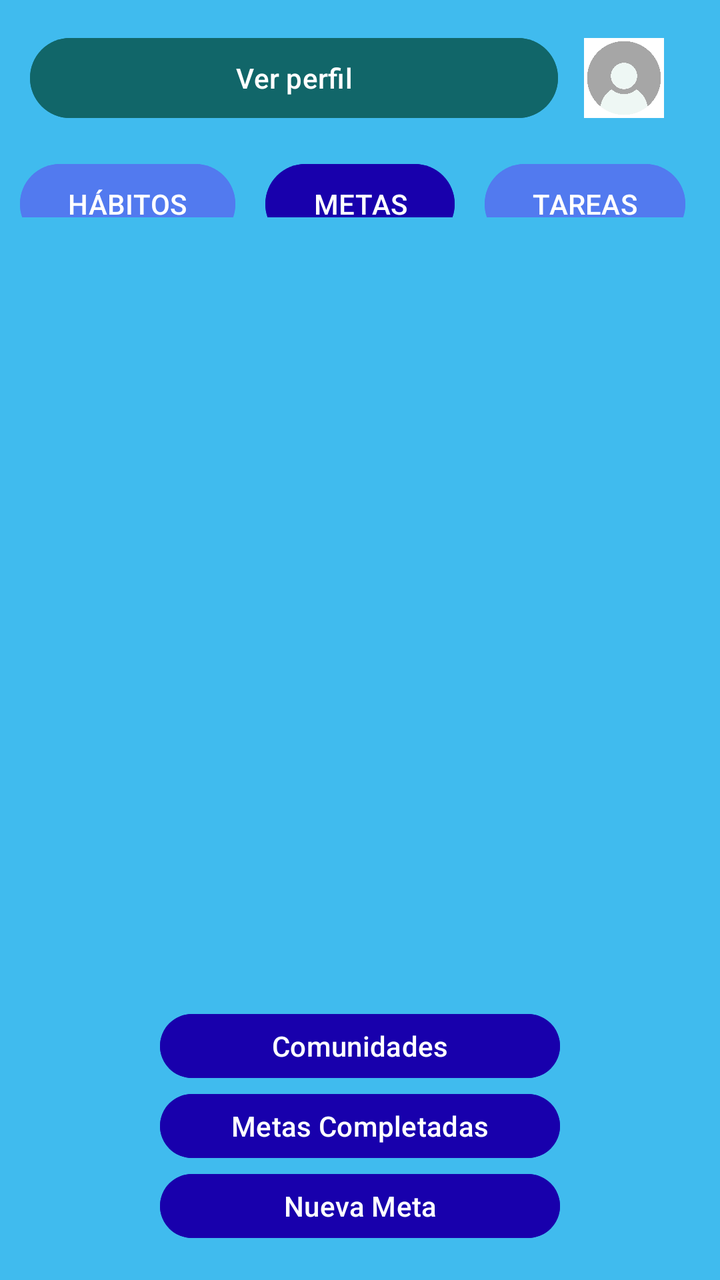
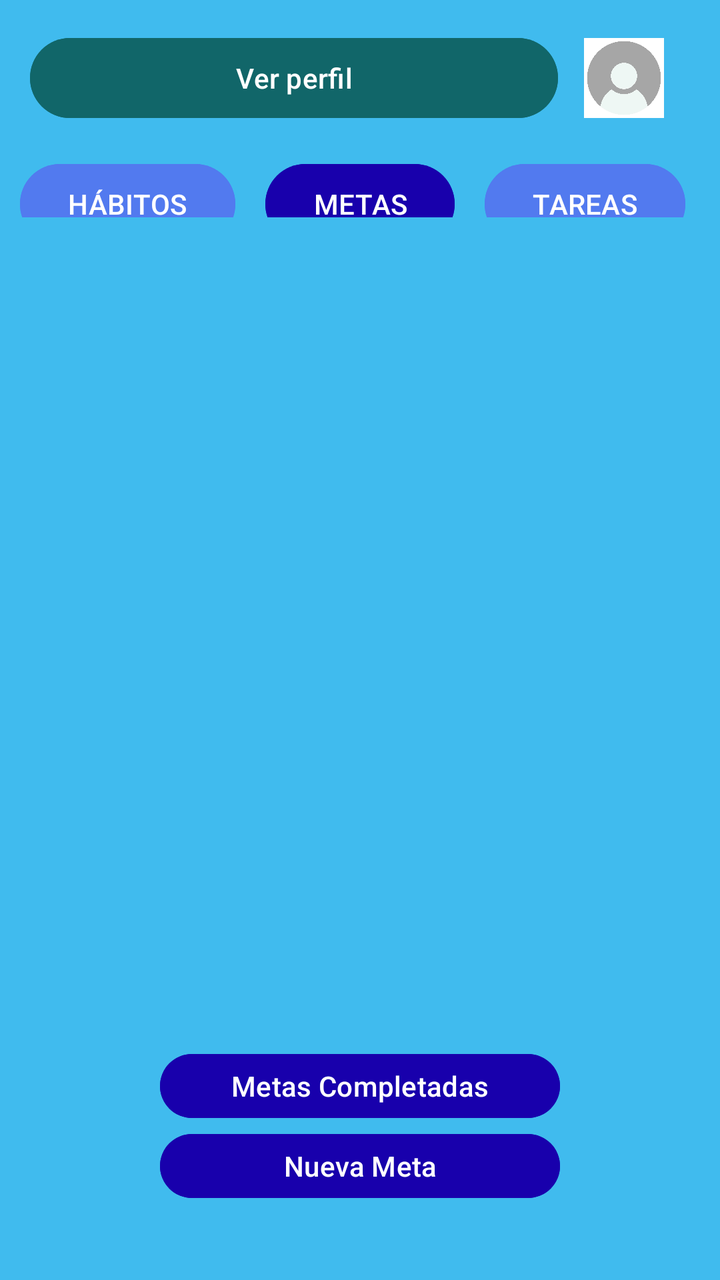

Screens rendered from an Android XML layout before and after an edit, with the pre-edit source and the edit as a unified diff.
<!-- AndroidManifest.xml: application theme Theme.SuperSexiBoys -->
<!-- res/layout/activity_metas.xml -->
<?xml version="1.0" encoding="utf-8"?>
<LinearLayout xmlns:android="http://schemas.android.com/apk/res/android"
    xmlns:app="http://schemas.android.com/apk/res-auto"
    xmlns:tools="http://schemas.android.com/tools"
    android:id="@+id/main"
    android:layout_width="match_parent"
    android:layout_height="match_parent"
    tools:context=".MetasActivity"
    android:orientation="vertical"
    android:weightSum="1"
    android:background="@color/celeste"
    >


    <LinearLayout
        android:layout_width="match_parent"
        android:layout_height="0dp"
        android:layout_weight="0.17"

        android:orientation="vertical"
        >

        <androidx.constraintlayout.widget.ConstraintLayout
            android:layout_width="match_parent"
            android:layout_height="match_parent">

            <LinearLayout
                android:id="@+id/identifica_usuario"
                app:layout_constraintTop_toTopOf="parent"
                app:layout_constraintStart_toStartOf="parent"
                android:layout_width="match_parent"
                android:weightSum="10"
                android:gravity="center"
                android:orientation="horizontal"
                android:layout_margin="15dp"
                android:layout_height="wrap_content">
                <Button
                    android:id="@+id/ver_perfil_button"
                    android:layout_weight="8"
                    android:layout_width="0dp"
                    android:text="@string/ver_perfil"
                    android:backgroundTint="@color/verde_oscuro"
                    android:layout_height="wrap_content"/>
                <ImageView
                    android:id="@+id/imagen_perfil"
                    android:layout_width="0dp"
                    android:layout_weight="2"
                    android:layout_height="40dp"
                    android:src="@drawable/perfilvacio"/>
            </LinearLayout>


            <Button
                android:id="@+id/btnHabitos"
                app:layout_constraintTop_toBottomOf="@+id/identifica_usuario"
                app:layout_constraintEnd_toStartOf="@+id/metas_button"
                android:layout_width="wrap_content"
                android:text="@string/btn_habitos"
                android:layout_margin="15dp"
                android:backgroundTint="@color/azul_pastel"
                android:layout_height="wrap_content"/>
            <Button
                android:id="@+id/metas_button"
                app:layout_constraintTop_toBottomOf="@+id/identifica_usuario"
                app:layout_constraintStart_toStartOf="parent"
                app:layout_constraintEnd_toEndOf="parent"
                android:layout_width="wrap_content"
                android:text="@string/btn_metas"
                android:layout_margin="15dp"
                android:backgroundTint="@color/azul_oscuro"
                android:layout_height="wrap_content"/>
            <Button
                android:id="@+id/btnTareas"
                app:layout_constraintTop_toBottomOf="@+id/identifica_usuario"
                app:layout_constraintStart_toEndOf="@id/metas_button"
                android:layout_width="wrap_content"
                android:text="@string/btn_tareas"
                android:layout_margin="15dp"
                android:backgroundTint="@color/azul_pastel"
                android:layout_height="wrap_content"/>
            <TextView
                android:id="@+id/linea"
                android:layout_width="match_parent"
                android:layout_height="5dp"
                android:layout_marginTop="5dp"
                android:layout_marginBottom="5dp"
                app:layout_constraintTop_toBottomOf="@+id/metas_button"
                app:layout_constraintStart_toStartOf="parent"
                app:layout_constraintEnd_toEndOf="parent"
                android:background="@color/plomo_oscuro"/>

        </androidx.constraintlayout.widget.ConstraintLayout>

    </LinearLayout>


    <ScrollView
        android:layout_width="match_parent"
        android:layout_height="0dp"
        android:layout_weight="0.60">

        <LinearLayout
            android:layout_width="match_parent"
            android:layout_height="wrap_content"
            android:orientation="vertical"
            android:padding="10dp">

            <androidx.recyclerview.widget.RecyclerView
                android:id="@+id/recyclerMetas"
                android:layout_width="match_parent"
                android:layout_height="wrap_content"
                tools:listitem="@layout/item_meta" />

        </LinearLayout>
    </ScrollView>

    <LinearLayout
        android:layout_width="match_parent"
        android:layout_height="0dp"
        android:layout_weight="0.22"
        android:orientation="vertical"
        android:gravity="center"
        android:padding="10dp">

        <Button
            android:id="@+id/btnComunidades"
            android:text="@string/btn_comunidades"
            android:layout_width="200dp"
            android:layout_height="40dp"
            android:backgroundTint="@color/azul_oscuro"
            android:textColor="@android:color/white" />

        <Button
            android:id="@+id/btnMetasCompletadas"
            android:text="@string/btn_metasComp"
            android:layout_width="200dp"
            android:layout_height="40dp"
            android:backgroundTint="@color/azul_oscuro"
            android:textColor="@android:color/white" />

        <Button
            android:id="@+id/btnNuevaMeta"
            android:text="@string/btn_nuevaMeta"
            android:layout_width="200dp"
            android:layout_height="40dp"
            android:backgroundTint="@color/azul_oscuro"
            android:textColor="@android:color/white" />

    </LinearLayout>

</LinearLayout>
<!-- res/layout/item_meta.xml (included above) -->
<?xml version="1.0" encoding="utf-8"?>
<androidx.cardview.widget.CardView xmlns:android="http://schemas.android.com/apk/res/android"
    xmlns:app="http://schemas.android.com/apk/res-auto"
    android:layout_width="match_parent"
    android:layout_height="wrap_content"
    android:layout_margin="10dp"
    app:cardCornerRadius="12dp"
    app:cardElevation="6dp">

    <LinearLayout
        android:layout_width="match_parent"
        android:layout_height="wrap_content"
        android:orientation="horizontal"
        android:padding="12dp"
        android:background="#11676a">

        <LinearLayout
            android:layout_width="wrap_content"
            android:layout_weight="1"
            android:orientation="vertical"
            android:layout_height="wrap_content"
            >

            <TextView
                android:id="@+id/textoMeta"
                android:text="@string/titulo_meta"
                android:layout_gravity="center"
                android:layout_width="wrap_content"
                android:layout_height="wrap_content"
                android:textStyle="bold"
                android:textSize="16sp"
                android:textColor="@color/white"/>

            <TextView
                android:id="@+id/actividades"
                android:textSize="18dp"
                android:text="@string/texto_metas_actividades"
                android:layout_width="wrap_content"
                android:layout_height="wrap_content"
                android:textColor="#EBC335"/>


            <TextView
                android:id="@+id/etiqueta"
                android:text="@string/texto_meta_etiqueta"
                android:textSize="14dp"
                android:textColorHint="#f28d00"
                android:layout_width="wrap_content"
                android:layout_height="wrap_content"
                android:textColor="#f28d00" />

        </LinearLayout>

        <TextView
            android:id="@+id/textoPorcentaje"
            android:layout_width="wrap_content"
            android:layout_height="wrap_content"
            android:textColor="@color/white"
            android:textSize="40sp"
            android:text="@string/procentaje"
            >

        </TextView>
    </LinearLayout>

</androidx.cardview.widget.CardView>
<!-- resources referenced by this layout -->
<resources>
  <color name="azul_oscuro">#1800AC</color>
  <color name="azul_pastel">#527AEF</color>
  <color name="celeste">#40BBEE</color>
  <color name="plomo_oscuro">#606080</color>
  <color name="verde_oscuro">#116669</color>
  <color name="white">#FFFFFFFF</color>
  <!-- drawable perfilvacio: jpg bitmap (drawable, 13526 bytes) -->
  <string name="btn_comunidades"> Comunidades </string>
  <string name="btn_habitos"> HÁBITOS </string>
  <string name="btn_metas"> METAS </string>
  <string name="btn_metasComp"> Metas Completadas </string>
  <string name="btn_nuevaMeta"> Nueva Meta </string>
  <string name="btn_tareas"> TAREAS </string>
  <string name="procentaje"> 00% </string>
  <string name="texto_meta_etiqueta"> Etiqueta </string>
  <string name="texto_metas_actividades"> Actividad </string>
  <string name="titulo_meta"> TÍTULO </string>
  <string name="ver_perfil">Ver perfil</string>
  <style name="Theme.SuperSexiBoys" parent="Base.Theme.SuperSexiBoys" />
  <style name="Base.Theme.SuperSexiBoys" parent="Theme.Material3.DayNight.NoActionBar">
          
          
      </style>
</resources>

<!-- the commit's change to res/layout/activity_metas.xml (unified diff, before → after) -->
@@ -122,13 +122,7 @@
         android:gravity="center"
         android:padding="10dp">
 
-        <Button
-            android:id="@+id/btnComunidades"
-            android:text="@string/btn_comunidades"
-            android:layout_width="200dp"
-            android:layout_height="40dp"
-            android:backgroundTint="@color/azul_oscuro"
-            android:textColor="@android:color/white" />
+
 
         <Button
             android:id="@+id/btnMetasCompletadas"
<!-- resource entries referenced after the edit -->
@@ -7,7 +7,6 @@
   <color name="verde_oscuro">#116669</color>
   <color name="white">#FFFFFFFF</color>
   <!-- drawable perfilvacio: jpg bitmap (drawable, 13526 bytes) -->
-  <string name="btn_comunidades"> Comunidades </string>
   <string name="btn_habitos"> HÁBITOS </string>
   <string name="btn_metas"> METAS </string>
   <string name="btn_metasComp"> Metas Completadas </string>
